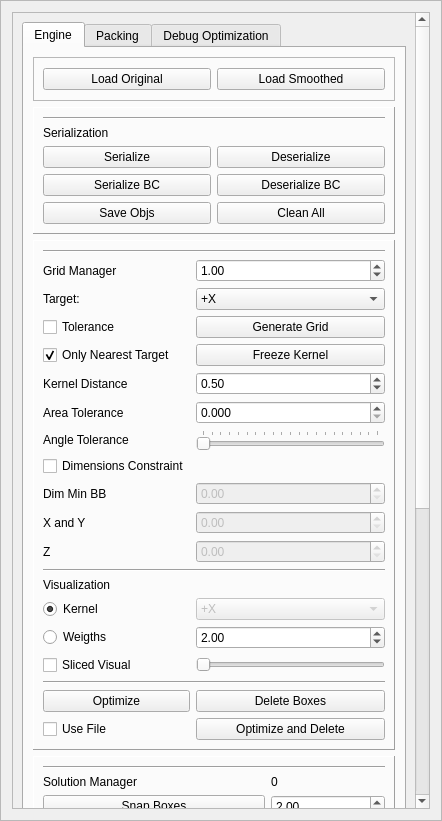
Qt form GUI/managers/enginemanager.ui (alemuntoni/HeightFieldDecomposition) before a commit.
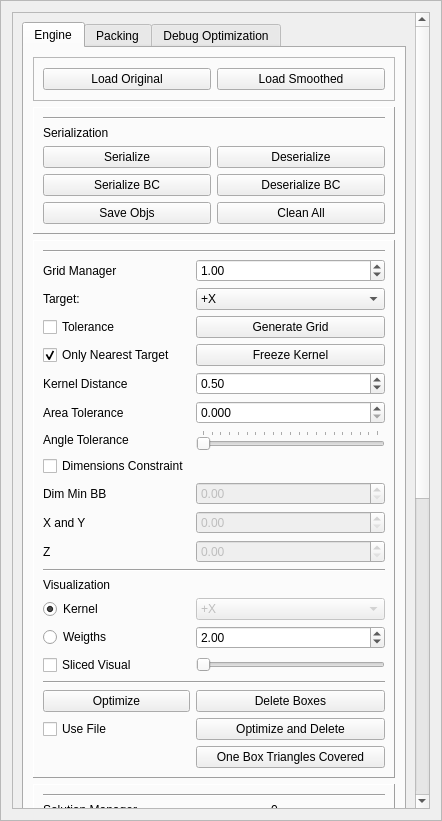
The same form after that commit.

Patch:
```diff
--- a/GUI/managers/enginemanager.ui
+++ b/GUI/managers/enginemanager.ui
@@ -62,9 +62,9 @@
       <property name="geometry">
        <rect>
         <x>0</x>
-        <y>-268</y>
+        <y>-400</y>
         <width>406</width>
-        <height>1284</height>
+        <height>1312</height>
        </rect>
       </property>
       <layout class="QGridLayout" name="gridLayout_7">
@@ -669,6 +669,13 @@
                 </property>
                </widget>
               </item>
+              <item row="37" column="1">
+               <widget class="QPushButton" name="coveredTrianglesPushButton">
+                <property name="text">
+                 <string>One Box Triangles Covered</string>
+                </property>
+               </widget>
+              </item>
              </layout>
             </widget>
            </item>
```
Left out of the diff: 68 changed lines with no effect on the pictures.
